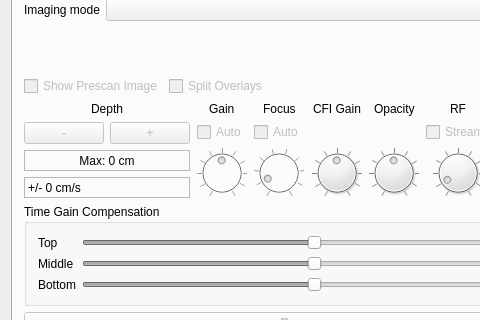
clariusdev/solum, file examples/solum_qt/solumqt.ui: the form before one commit; both pictures show x 0 to 480 and y 260 to 580 of the 584 by 857 pixel window.
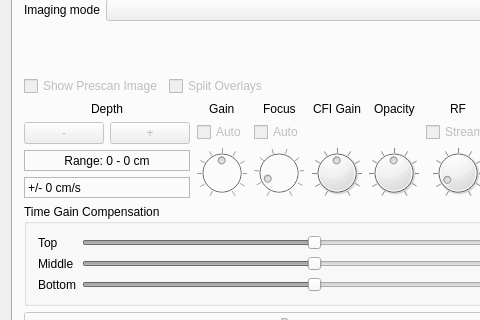
The form after the commit. The open tabs and pages were chosen to show the change. Custom widgets are drawn as their Qt base class.

Commit message: Qt: Params: show both minimum and maximum image depth

What changed in the file:
```diff
--- a/examples/solum_qt/solumqt.ui
+++ b/examples/solum_qt/solumqt.ui
@@ -694,7 +694,7 @@
                <enum>QFrame::StyledPanel</enum>
               </property>
               <property name="text">
-               <string>Max: 0 cm</string>
+               <string>Range: 0 - 0 cm</string>
               </property>
               <property name="alignment">
                <set>Qt::AlignCenter</set>
```
The commit also changes 1 other file.
